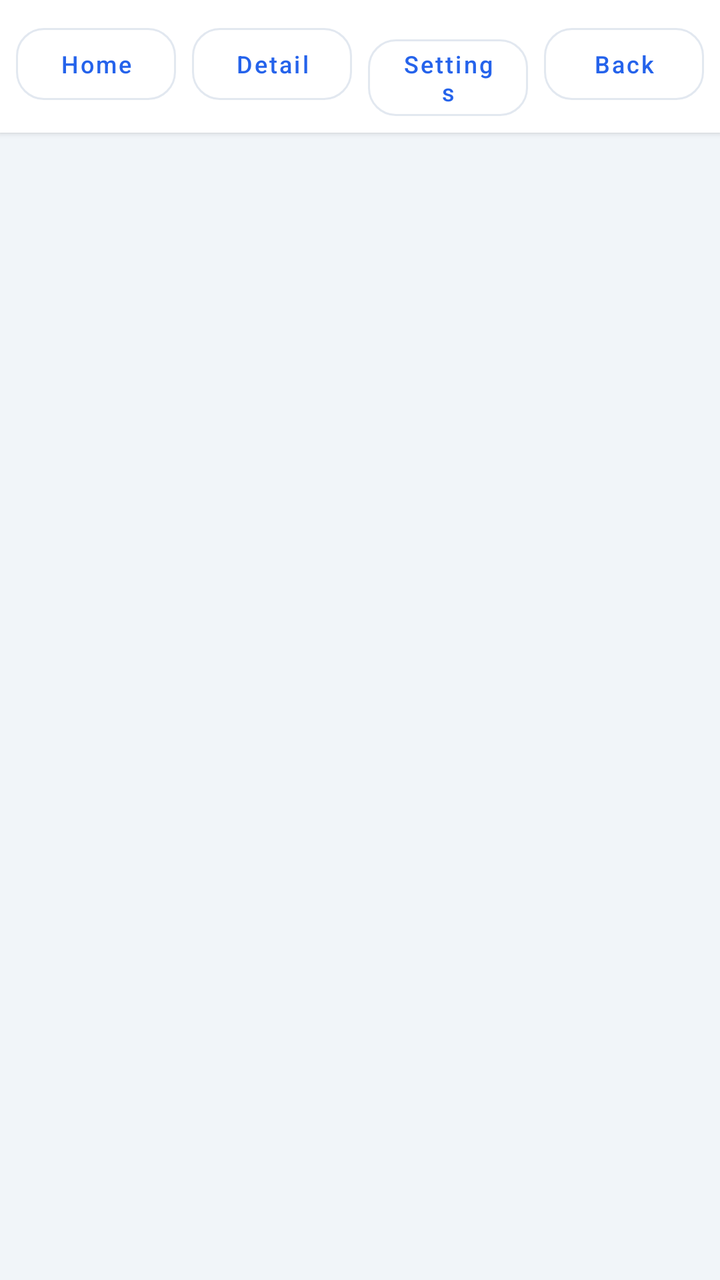
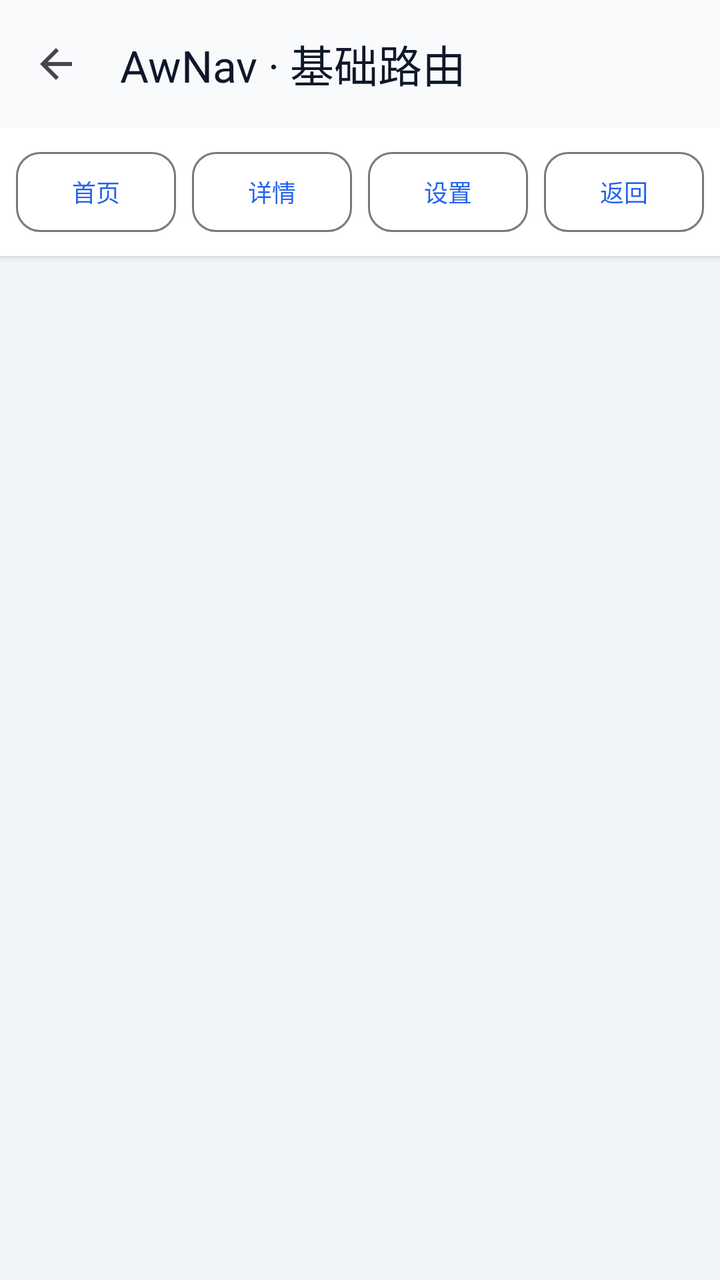

The first picture is an Android layout as it rendered before a commit; the second is the same layout after the commit. The layout source and the unified diff follow.
<!-- AndroidManifest.xml: application theme Theme.AwArchDemo -->
<!-- res/layout/activity_awn_nav_basic.xml -->
<?xml version="1.0" encoding="utf-8"?>
<LinearLayout xmlns:android="http://schemas.android.com/apk/res/android"
    android:layout_width="match_parent"
    android:layout_height="match_parent"
    android:orientation="vertical"
    android:background="@color/aw_demo_surface_muted">

    <LinearLayout
        android:layout_width="match_parent"
        android:layout_height="wrap_content"
        android:orientation="horizontal"
        android:padding="@dimen/demo_space_sm"
        android:background="@color/aw_demo_surface"
        android:elevation="2dp">

        <com.google.android.material.button.MaterialButton
            android:id="@+id/btnHome"
            style="@style/Widget.AwArchDemo.Button.Outlined"
            android:layout_width="0dp"
            android:layout_height="wrap_content"
            android:layout_weight="1"
            android:text="Home"
            android:textSize="12sp" />

        <com.google.android.material.button.MaterialButton
            android:id="@+id/btnDetail"
            style="@style/Widget.AwArchDemo.Button.Outlined"
            android:layout_width="0dp"
            android:layout_height="wrap_content"
            android:layout_marginStart="@dimen/demo_space_sm"
            android:layout_weight="1"
            android:text="Detail"
            android:textSize="12sp" />

        <com.google.android.material.button.MaterialButton
            android:id="@+id/btnSettings"
            style="@style/Widget.AwArchDemo.Button.Outlined"
            android:layout_width="0dp"
            android:layout_height="wrap_content"
            android:layout_marginStart="@dimen/demo_space_sm"
            android:layout_weight="1"
            android:text="Settings"
            android:textSize="12sp" />

        <com.google.android.material.button.MaterialButton
            android:id="@+id/btnBack"
            style="@style/Widget.AwArchDemo.Button.Outlined"
            android:layout_width="0dp"
            android:layout_height="wrap_content"
            android:layout_marginStart="@dimen/demo_space_sm"
            android:layout_weight="1"
            android:text="Back"
            android:textSize="12sp" />

    </LinearLayout>

    <FrameLayout
        android:id="@+id/container"
        android:layout_width="match_parent"
        android:layout_height="match_parent" />

</LinearLayout>
<!-- resources referenced by this layout -->
<resources>
  <color name="aw_demo_surface">#FFFFFF</color>
  <color name="aw_demo_surface_muted">#F1F5F9</color>
  <dimen name="demo_space_sm">8dp</dimen>
  <style name="Widget.AwArchDemo.Button.Outlined" parent="Widget.MaterialComponents.Button.OutlinedButton">
          <item name="android:minHeight">48dp</item>
          <item name="android:textAllCaps">false</item>
          <item name="cornerRadius">14dp</item>
          <item name="strokeColor">@color/aw_demo_divider</item>
          <item name="strokeWidth">1dp</item>
      </style>
  <style name="Theme.AwArchDemo" parent="Theme.MaterialComponents.DayNight.NoActionBar">
          <item name="colorPrimary">@color/aw_demo_primary</item>
          <item name="colorPrimaryVariant">@color/aw_demo_primary_variant</item>
          <item name="colorOnPrimary">@color/aw_demo_on_primary</item>
  
          <item name="colorSecondary">@color/aw_demo_accent</item>
          <item name="colorOnSecondary">@color/aw_demo_on_primary</item>
  
          <item name="android:colorBackground">@color/aw_demo_bg</item>
          <item name="colorSurface">@color/aw_demo_surface</item>
          <item name="colorOnSurface">@color/aw_demo_on_surface</item>
  
          <item name="android:statusBarColor">@color/aw_demo_bg</item>
          <item name="android:navigationBarColor">@color/aw_demo_bg</item>
          <item name="android:windowLightStatusBar">true</item>
          <item name="android:windowLightNavigationBar">true</item>
  
          <item name="materialButtonStyle">@style/Widget.AwArchDemo.Button</item>
          <item name="textInputStyle">@style/Widget.AwArchDemo.TextInputLayout</item>
      </style>
  <color name="aw_demo_divider">#E2E8F0</color>
  <color name="aw_demo_primary">#2563EB</color>
  <color name="aw_demo_primary_variant">#1D4ED8</color>
  <color name="aw_demo_on_primary">#FFFFFF</color>
  <color name="aw_demo_accent">#10B981</color>
  <color name="aw_demo_bg">#F8FAFC</color>
  <color name="aw_demo_on_surface">#0F172A</color>
  <style name="Widget.AwArchDemo.Button" parent="Widget.MaterialComponents.Button">
          <item name="android:minHeight">48dp</item>
          <item name="android:textAllCaps">false</item>
          <item name="cornerRadius">14dp</item>
          <item name="rippleColor">@color/aw_demo_divider</item>
          <item name="android:insetTop">0dp</item>
          <item name="android:insetBottom">0dp</item>
      </style>
  <style name="Widget.AwArchDemo.TextInputLayout" parent="Widget.MaterialComponents.TextInputLayout.OutlinedBox">
          <item name="boxCornerRadiusTopStart">14dp</item>
          <item name="boxCornerRadiusTopEnd">14dp</item>
          <item name="boxCornerRadiusBottomStart">14dp</item>
          <item name="boxCornerRadiusBottomEnd">14dp</item>
          <item name="boxStrokeColor">@color/aw_demo_divider</item>
      </style>
</resources>

<!-- the commit's change to res/layout/activity_awn_nav_basic.xml (unified diff, before → after) -->
@@ -1,62 +1,85 @@
 <?xml version="1.0" encoding="utf-8"?>
-<LinearLayout xmlns:android="http://schemas.android.com/apk/res/android"
+<androidx.coordinatorlayout.widget.CoordinatorLayout xmlns:android="http://schemas.android.com/apk/res/android"
+    xmlns:app="http://schemas.android.com/apk/res-auto"
     android:layout_width="match_parent"
     android:layout_height="match_parent"
-    android:orientation="vertical"
     android:background="@color/aw_demo_surface_muted">
+
+    <com.google.android.material.appbar.AppBarLayout
+        android:layout_width="match_parent"
+        android:layout_height="wrap_content"
+        android:background="@color/aw_demo_bg">
+
+        <com.google.android.material.appbar.MaterialToolbar
+            android:id="@+id/toolbar"
+            android:layout_width="match_parent"
+            android:layout_height="?attr/actionBarSize"
+            app:navigationIcon="?attr/homeAsUpIndicator"
+            app:title="@string/demo_awnav_basic_title"
+            app:titleTextColor="@color/aw_demo_on_surface" />
+    </com.google.android.material.appbar.AppBarLayout>
 
     <LinearLayout
         android:layout_width="match_parent"
-        android:layout_height="wrap_content"
-        android:orientation="horizontal"
-        android:padding="@dimen/demo_space_sm"
-        android:background="@color/aw_demo_surface"
-        android:elevation="2dp">
+        android:layout_height="match_parent"
+        android:orientation="vertical"
+        app:layout_behavior="@string/appbar_scrolling_view_behavior">
 
-        <com.google.android.material.button.MaterialButton
-            android:id="@+id/btnHome"
-            style="@style/Widget.AwArchDemo.Button.Outlined"
-            android:layout_width="0dp"
+        <LinearLayout
+            android:layout_width="match_parent"
             android:layout_height="wrap_content"
-            android:layout_weight="1"
-            android:text="Home"
-            android:textSize="12sp" />
+            android:orientation="horizontal"
+            android:padding="@dimen/demo_space_sm"
+            android:background="@color/aw_demo_surface"
+            android:elevation="2dp">
 
-        <com.google.android.material.button.MaterialButton
-            android:id="@+id/btnDetail"
-            style="@style/Widget.AwArchDemo.Button.Outlined"
-            android:layout_width="0dp"
-            android:layout_height="wrap_content"
-            android:layout_marginStart="@dimen/demo_space_sm"
-            android:layout_weight="1"
-            android:text="Detail"
-            android:textSize="12sp" />
+            <com.google.android.material.button.MaterialButton
+                android:id="@+id/btnHome"
+                style="@style/Widget.AwArchDemo.Button.Outlined"
+                android:layout_width="0dp"
+                android:layout_height="wrap_content"
+                android:layout_weight="1"
+                android:text="@string/demo_awnav_btn_home"
+                android:textSize="12sp" />
 
-        <com.google.android.material.button.MaterialButton
-            android:id="@+id/btnSettings"
-            style="@style/Widget.AwArchDemo.Button.Outlined"
-            android:layout_width="0dp"
-            android:layout_height="wrap_content"
-            android:layout_marginStart="@dimen/demo_space_sm"
-            android:layout_weight="1"
-            android:text="Settings"
-            android:textSize="12sp" />
+            <com.google.android.material.button.MaterialButton
+                android:id="@+id/btnDetail"
+                style="@style/Widget.AwArchDemo.Button.Outlined"
+                android:layout_width="0dp"
+                android:layout_height="wrap_content"
+                android:layout_marginStart="@dimen/demo_space_sm"
+                android:layout_weight="1"
+                android:text="@string/demo_awnav_btn_detail"
+                android:textSize="12sp" />
 
-        <com.google.android.material.button.MaterialButton
-            android:id="@+id/btnBack"
-            style="@style/Widget.AwArchDemo.Button.Outlined"
-            android:layout_width="0dp"
-            android:layout_height="wrap_content"
-            android:layout_marginStart="@dimen/demo_space_sm"
-            android:layout_weight="1"
-            android:text="Back"
-            android:textSize="12sp" />
+            <com.google.android.material.button.MaterialButton
+                android:id="@+id/btnSettings"
+                style="@style/Widget.AwArchDemo.Button.Outlined"
+                android:layout_width="0dp"
+                android:layout_height="wrap_content"
+                android:layout_marginStart="@dimen/demo_space_sm"
+                android:layout_weight="1"
+                android:text="@string/demo_awnav_btn_settings"
+                android:textSize="12sp" />
+
+            <com.google.android.material.button.MaterialButton
+                android:id="@+id/btnBack"
+                style="@style/Widget.AwArchDemo.Button.Outlined"
+                android:layout_width="0dp"
+                android:layout_height="wrap_content"
+                android:layout_marginStart="@dimen/demo_space_sm"
+                android:layout_weight="1"
+                android:text="@string/demo_awnav_btn_back"
+                android:textSize="12sp" />
+
+        </LinearLayout>
+
+        <FrameLayout
+            android:id="@+id/container"
+            android:layout_width="match_parent"
+            android:layout_height="0dp"
+            android:layout_weight="1" />
 
     </LinearLayout>
 
-    <FrameLayout
-        android:id="@+id/container"
-        android:layout_width="match_parent"
-        android:layout_height="match_parent" />
-
-</LinearLayout>
+</androidx.coordinatorlayout.widget.CoordinatorLayout>
<!-- resource entries referenced after the edit -->
@@ -3,54 +3,48 @@
   <color name="aw_demo_surface">#FFFFFF</color>
   <color name="aw_demo_surface_muted">#F1F5F9</color>
   <dimen name="demo_space_sm">8dp</dimen>
-  <style name="Widget.AwArchDemo.Button.Outlined" parent="Widget.MaterialComponents.Button.OutlinedButton">
+  <string name="demo_awnav_basic_title">AwNav · 基础路由</string>
+  <string name="demo_awnav_btn_back">返回</string>
+  <string name="demo_awnav_btn_detail">详情</string>
+  <string name="demo_awnav_btn_home">首页</string>
+  <string name="demo_awnav_btn_settings">设置</string>
+  <style name="Widget.AwArchDemo.Button.Outlined" parent="Widget.Material3.Button.OutlinedButton">
           <item name="android:minHeight">48dp</item>
           <item name="android:textAllCaps">false</item>
-          <item name="cornerRadius">14dp</item>
-          <item name="strokeColor">@color/aw_demo_divider</item>
-          <item name="strokeWidth">1dp</item>
+          <item name="cornerRadius">12dp</item>
       </style>
-  <style name="Theme.AwArchDemo" parent="Theme.MaterialComponents.DayNight.NoActionBar">
+  <style name="Theme.AwArchDemo" parent="Theme.Material3.Light.NoActionBar">
           <item name="colorPrimary">@color/aw_demo_primary</item>
-          <item name="colorPrimaryVariant">@color/aw_demo_primary_variant</item>
           <item name="colorOnPrimary">@color/aw_demo_on_primary</item>
-  
           <item name="colorSecondary">@color/aw_demo_accent</item>
           <item name="colorOnSecondary">@color/aw_demo_on_primary</item>
-  
           <item name="android:colorBackground">@color/aw_demo_bg</item>
           <item name="colorSurface">@color/aw_demo_surface</item>
           <item name="colorOnSurface">@color/aw_demo_on_surface</item>
-  
           <item name="android:statusBarColor">@color/aw_demo_bg</item>
           <item name="android:navigationBarColor">@color/aw_demo_bg</item>
           <item name="android:windowLightStatusBar">true</item>
           <item name="android:windowLightNavigationBar">true</item>
-  
           <item name="materialButtonStyle">@style/Widget.AwArchDemo.Button</item>
           <item name="textInputStyle">@style/Widget.AwArchDemo.TextInputLayout</item>
       </style>
-  <color name="aw_demo_divider">#E2E8F0</color>
   <color name="aw_demo_primary">#2563EB</color>
-  <color name="aw_demo_primary_variant">#1D4ED8</color>
   <color name="aw_demo_on_primary">#FFFFFF</color>
   <color name="aw_demo_accent">#10B981</color>
   <color name="aw_demo_bg">#F8FAFC</color>
   <color name="aw_demo_on_surface">#0F172A</color>
-  <style name="Widget.AwArchDemo.Button" parent="Widget.MaterialComponents.Button">
+  <style name="Widget.AwArchDemo.Button" parent="Widget.Material3.Button">
           <item name="android:minHeight">48dp</item>
           <item name="android:textAllCaps">false</item>
-          <item name="cornerRadius">14dp</item>
-          <item name="rippleColor">@color/aw_demo_divider</item>
+          <item name="cornerRadius">12dp</item>
           <item name="android:insetTop">0dp</item>
           <item name="android:insetBottom">0dp</item>
       </style>
-  <style name="Widget.AwArchDemo.TextInputLayout" parent="Widget.MaterialComponents.TextInputLayout.OutlinedBox">
-          <item name="boxCornerRadiusTopStart">14dp</item>
-          <item name="boxCornerRadiusTopEnd">14dp</item>
-          <item name="boxCornerRadiusBottomStart">14dp</item>
-          <item name="boxCornerRadiusBottomEnd">14dp</item>
-          <item name="boxStrokeColor">@color/aw_demo_divider</item>
+  <style name="Widget.AwArchDemo.TextInputLayout" parent="Widget.Material3.TextInputLayout.OutlinedBox">
+          <item name="boxCornerRadiusTopStart">12dp</item>
+          <item name="boxCornerRadiusTopEnd">12dp</item>
+          <item name="boxCornerRadiusBottomStart">12dp</item>
+          <item name="boxCornerRadiusBottomEnd">12dp</item>
       </style>
 </resources>
 
